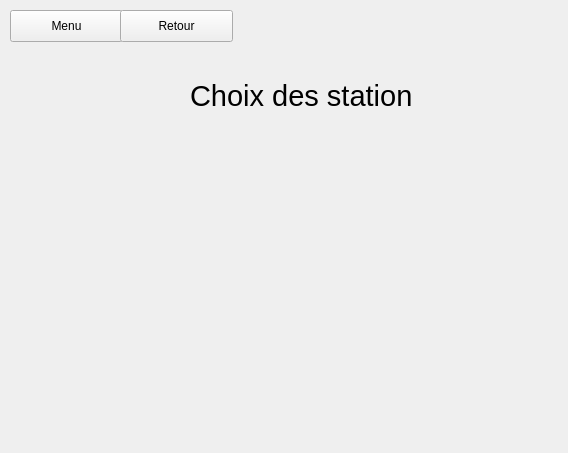
Before: the Qt Designer form fenetrelocation.ui in TitiCrou/TAC, drawn with Qt 5.
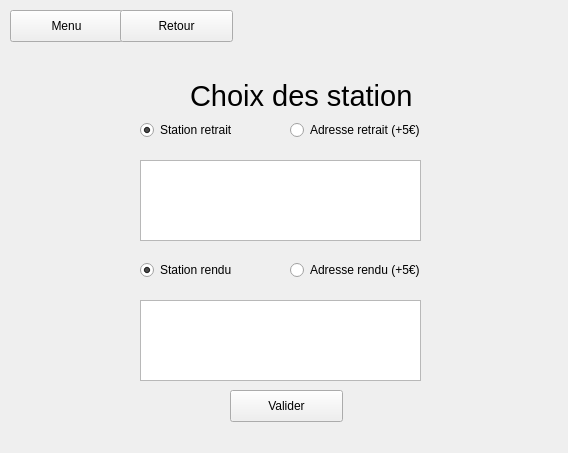
After: the same form once the commit is applied. The open tabs and pages were chosen to show the change.

Commit message: Implémentation de la fenetre de choix des adresses retrait/rendu. Ajout de la classe Lieu pour les adresses. Le client peut désormais choisir entre station et adresse perso pour les 2 cas : Retrait du véhicule et Rendu du véhicule. Majoration de 5€ pour chaque adresse perso utilisée. Fonctionnel. Fin 6ème itération.

Patch:
```diff
--- a/fenetrelocation.ui
+++ b/fenetrelocation.ui
@@ -338,6 +338,195 @@
        <string>Choix des stations</string>
       </property>
      </widget>
+     <widget class="QPushButton" name="validationAdresses">
+      <property name="geometry">
+       <rect>
+        <x>220</x>
+        <y>340</y>
+        <width>113</width>
+        <height>32</height>
+       </rect>
+      </property>
+      <property name="text">
+       <string>Valider</string>
+      </property>
+     </widget>
+     <widget class="QRadioButton" name="boutonStationRetrait">
+      <property name="geometry">
+       <rect>
+        <x>130</x>
+        <y>70</y>
+        <width>121</width>
+        <height>20</height>
+       </rect>
+      </property>
+      <property name="text">
+       <string>Station retrait</string>
+      </property>
+      <property name="checked">
+       <bool>true</bool>
+      </property>
+      <attribute name="buttonGroup">
+       <string notr="true">boutonsRetrait</string>
+      </attribute>
+     </widget>
+     <widget class="QRadioButton" name="boutonAdresseRetrait">
+      <property name="geometry">
+       <rect>
+        <x>280</x>
+        <y>70</y>
+        <width>161</width>
+        <height>20</height>
+       </rect>
+      </property>
+      <property name="text">
+       <string>Adresse retrait (+5€)</string>
+      </property>
+      <attribute name="buttonGroup">
+       <string notr="true">boutonsRetrait</string>
+      </attribute>
+     </widget>
+     <widget class="QRadioButton" name="boutonStationRendu">
+      <property name="geometry">
+       <rect>
+        <x>130</x>
+        <y>210</y>
+        <width>121</width>
+        <height>20</height>
+       </rect>
+      </property>
+      <property name="text">
+       <string>Station rendu</string>
+      </property>
+      <property name="checked">
+       <bool>true</bool>
+      </property>
+      <attribute name="buttonGroup">
+       <string notr="true">boutonsRendu</string>
+      </attribute>
+     </widget>
+     <widget class="QRadioButton" name="boutonAdresseRendu">
+      <property name="geometry">
+       <rect>
+        <x>280</x>
+        <y>210</y>
+        <width>161</width>
+        <height>20</height>
+       </rect>
+      </property>
+      <property name="text">
+       <string>Adresse rendu (+5€)</string>
+      </property>
+      <attribute name="buttonGroup">
+       <string notr="true">boutonsRendu</string>
+      </attribute>
+     </widget>
+     <widget class="QStackedWidget" name="stackedRetrait">
+      <property name="geometry">
+       <rect>
+        <x>120</x>
+        <y>100</y>
+        <width>311</width>
+        <height>101</height>
+       </rect>
+      </property>
+      <property name="currentIndex">
+       <number>1</number>
+      </property>
+      <widget class="QWidget" name="page_2">
+       <widget class="QListWidget" name="champStationRetrait">
+        <property name="geometry">
+         <rect>
+          <x>10</x>
+          <y>10</y>
+          <width>281</width>
+          <height>81</height>
+         </rect>
+        </property>
+        <property name="selectionRectVisible">
+         <bool>false</bool>
+        </property>
+        <property name="currentRow">
+         <number>-1</number>
+        </property>
+       </widget>
+      </widget>
+      <widget class="QWidget" name="page_3">
+       <widget class="QTextEdit" name="champAdresseRetrait">
+        <property name="geometry">
+         <rect>
+          <x>10</x>
+          <y>10</y>
+          <width>281</width>
+          <height>81</height>
+         </rect>
+        </property>
+       </widget>
+      </widget>
+     </widget>
+     <widget class="QStackedWidget" name="stackedRendu">
+      <property name="geometry">
+       <rect>
+        <x>120</x>
+        <y>240</y>
+        <width>311</width>
+        <height>101</height>
+       </rect>
+      </property>
+      <property name="currentIndex">
+       <number>0</number>
+      </property>
+      <widget class="QWidget" name="page_4">
+       <widget class="QListWidget" name="champStationRendu">
+        <property name="geometry">
+         <rect>
+          <x>10</x>
+          <y>10</y>
+          <width>281</width>
+          <height>81</height>
+         </rect>
+        </property>
+        <property name="selectionRectVisible">
+         <bool>false</bool>
+        </property>
+        <property name="currentRow">
+         <number>-1</number>
+        </property>
+       </widget>
+      </widget>
+      <widget class="QWidget" name="page_5">
+       <widget class="QTextEdit" name="champAdresseRendu">
+        <property name="geometry">
+         <rect>
+          <x>10</x>
+          <y>10</y>
+          <width>281</width>
+          <height>81</height>
+         </rect>
+        </property>
+       </widget>
+      </widget>
+     </widget>
+    </widget>
+    <widget class="QWidget" name="pageRecap">
+     <widget class="QLabel" name="titreRecap">
+      <property name="geometry">
+       <rect>
+        <x>150</x>
+        <y>30</y>
+        <width>371</width>
+        <height>51</height>
+       </rect>
+      </property>
+      <property name="font">
+       <font>
+        <pointsize>22</pointsize>
+       </font>
+      </property>
+      <property name="text">
+       <string>Récapitulatif de votre location</string>
+      </property>
+     </widget>
     </widget>
    </widget>
    <widget class="QPushButton" name="retour">
```
Left out of the diff: 14 changed lines with no effect on the pictures. The commit also changes 5 other files.
